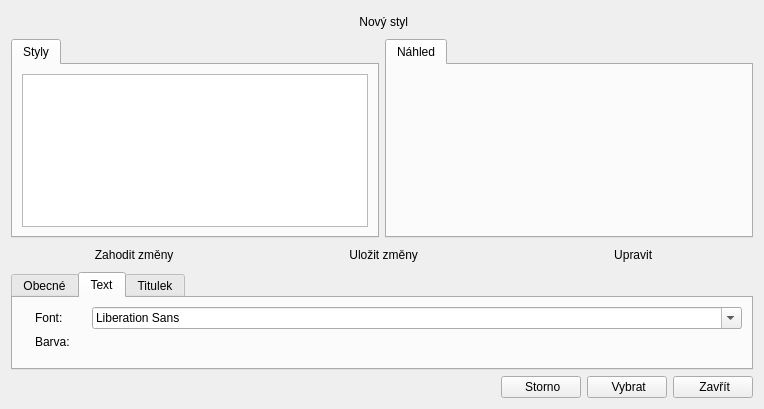
First picture: the form in src/gui/stylesdialog.ui, repository CZDanol/StrawLumen, before the edit.
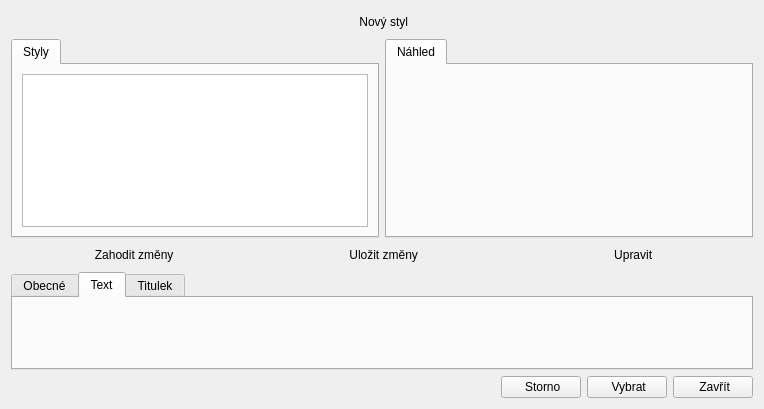
Second picture: the form after the edit. Icons and pictures are not drawn. Custom widgets are drawn as their Qt base class.

Commit message: Font, color, text style selection dialog

```diff
--- a/src/gui/stylesdialog.ui
+++ b/src/gui/stylesdialog.ui
@@ -176,7 +176,7 @@
    <item>
     <widget class="QTabWidget" name="twProperties">
      <property name="sizePolicy">
-      <sizepolicy hsizetype="Preferred" vsizetype="Expanding">
+      <sizepolicy hsizetype="Preferred" vsizetype="Preferred">
        <horstretch>0</horstretch>
        <verstretch>0</verstretch>
       </sizepolicy>
@@ -285,74 +285,7 @@
       </attribute>
       <layout class="QGridLayout" name="gridLayout_2">
        <item row="0" column="3">
-        <widget class="QFontComboBox" name="cmbTextFont">
-         <property name="sizePolicy">
-          <sizepolicy hsizetype="Expanding" vsizetype="Fixed">
-           <horstretch>0</horstretch>
-           <verstretch>0</verstretch>
-          </sizepolicy>
-         </property>
-        </widget>
-       </item>
-       <item row="0" column="1">
-        <widget class="QLabel" name="label_6">
-         <property name="text">
-          <string>Font:</string>
-         </property>
-        </widget>
-       </item>
-       <item row="0" column="0">
-        <widget class="QLabel" name="label_5">
-         <property name="pixmap">
-          <pixmap resource="../../res/resources.qrc">:/icons/16/Choose Font_16px.png</pixmap>
-         </property>
-        </widget>
-       </item>
-       <item row="0" column="2">
-        <spacer name="horizontalSpacer_3">
-         <property name="orientation">
-          <enum>Qt::Horizontal</enum>
-         </property>
-         <property name="sizeType">
-          <enum>QSizePolicy::Preferred</enum>
-         </property>
-         <property name="sizeHint" stdset="0">
-          <size>
-           <width>16</width>
-           <height>20</height>
-          </size>
-         </property>
-        </spacer>
-       </item>
-       <item row="2" column="1">
-        <spacer name="verticalSpacer_2">
-         <property name="orientation">
-          <enum>Qt::Vertical</enum>
-         </property>
-         <property name="sizeHint" stdset="0">
-          <size>
-           <width>20</width>
-           <height>40</height>
-          </size>
-         </property>
-        </spacer>
-       </item>
-       <item row="1" column="0">
-        <widget class="QLabel" name="label_7">
-         <property name="pixmap">
-          <pixmap resource="../../res/resources.qrc">:/icons/16/Swatch_16px.png</pixmap>
-         </property>
-        </widget>
-       </item>
-       <item row="1" column="1">
-        <widget class="QLabel" name="label_8">
-         <property name="text">
-          <string>Barva:</string>
-         </property>
-        </widget>
-       </item>
-       <item row="1" column="3">
-        <widget class="ColorSelectionWidget" name="wgtTextColor" native="true"/>
+        <widget class="TextStyleWidget" name="widget" native="true"/>
        </item>
       </layout>
      </widget>
@@ -424,9 +357,9 @@
  </widget>
  <customwidgets>
   <customwidget>
-   <class>ColorSelectionWidget</class>
+   <class>TextStyleWidget</class>
    <extends>QWidget</extends>
-   <header>wgt/colorselectionwidget.h</header>
+   <header>wgt/textstylewidget.h</header>
    <container>1</container>
   </customwidget>
  </customwidgets>
```
The commit also changes 20 other files.
